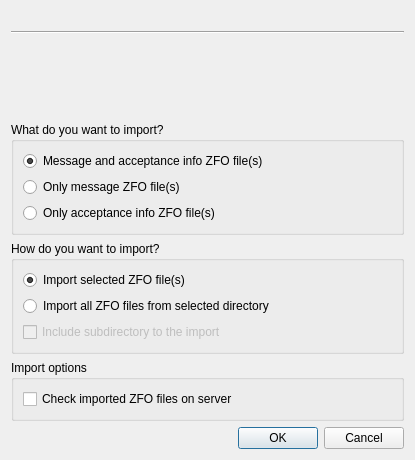
Above: src/gui/ui/dlg_import_zfo.ui from psakar/datovka before the change. Below: the same form after it.
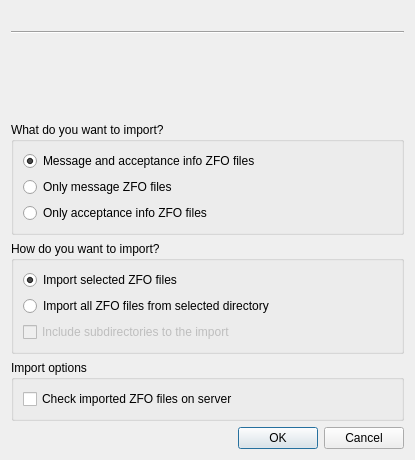
That is the form after the change.

Patch:
```diff
--- a/src/gui/ui/dlg_import_zfo.ui
+++ b/src/gui/ui/dlg_import_zfo.ui
@@ -62,7 +62,7 @@
       <item>
        <widget class="QRadioButton" name="allZFO">
         <property name="text">
-         <string>Message and acceptance info ZFO file(s)</string>
+         <string>Message and acceptance info ZFO files</string>
         </property>
         <property name="checked">
          <bool>true</bool>
@@ -72,7 +72,7 @@
       <item>
        <widget class="QRadioButton" name="messageZFO">
         <property name="text">
-         <string>Only message ZFO file(s)</string>
+         <string>Only message ZFO files</string>
         </property>
         <property name="checked">
          <bool>false</bool>
@@ -82,7 +82,7 @@
       <item>
        <widget class="QRadioButton" name="deliveryZFO">
         <property name="text">
-         <string>Only acceptance info ZFO file(s)</string>
+         <string>Only acceptance info ZFO files</string>
         </property>
        </widget>
       </item>
@@ -98,7 +98,7 @@
       <item>
        <widget class="QRadioButton" name="radioImportSelected">
         <property name="text">
-         <string>Import selected ZFO file(s)</string>
+         <string>Import selected ZFO files</string>
         </property>
         <property name="checked">
          <bool>true</bool>
@@ -123,7 +123,7 @@
            <bool>false</bool>
           </property>
           <property name="text">
-           <string>Include subdirectory to the import</string>
+           <string>Include subdirectories to the import</string>
           </property>
           <property name="checked">
            <bool>false</bool>
```
